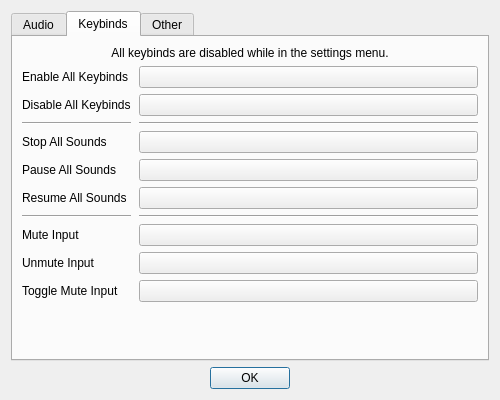
First picture: the form in src/Dialog/dialogsettings.ui, repository defaultsamson/Soundboard, before the edit.
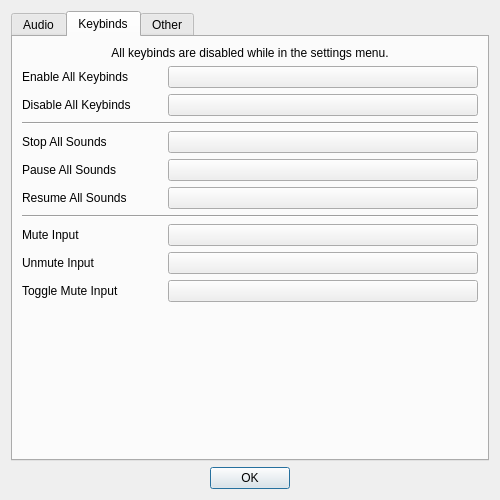
Second picture: the form after the edit. The open tabs and pages were chosen to show the change. Icons and pictures are not drawn. Custom widgets are drawn as their Qt base class.

The edit to the form file:
```diff
--- a/src/Dialog/dialogsettings.ui
+++ b/src/Dialog/dialogsettings.ui
@@ -7,7 +7,7 @@
     <x>0</x>
     <y>0</y>
     <width>500</width>
-    <height>400</height>
+    <height>500</height>
    </rect>
   </property>
   <property name="windowTitle">
@@ -23,7 +23,7 @@
       </sizepolicy>
      </property>
      <property name="currentIndex">
-      <number>0</number>
+      <number>1</number>
      </property>
      <widget class="QWidget" name="tab_2">
       <attribute name="title">
@@ -72,18 +72,51 @@
              <property name="geometry">
               <rect>
                <x>0</x>
-               <y>-104</y>
-               <width>462</width>
-               <height>718</height>
+               <y>0</y>
+               <width>476</width>
+               <height>787</height>
               </rect>
              </property>
              <layout class="QVBoxLayout" name="verticalLayout_11">
               <item>
-               <widget class="QGroupBox" name="groupBoxDevice0">
-                <property name="title">
+               <layout class="QHBoxLayout" name="horizontalLayout_20">
+                <property name="spacing">
+                 <number>0</number>
+                </property>
+                <item>
+                 <widget class="ClickableLabel" name="arrowDevice0">
+                  <property name="minimumSize">
+                   <size>
+                    <width>17</width>
+                    <height>17</height>
+                   </size>
+                  </property>
+                  <property name="maximumSize">
+                   <size>
+                    <width>17</width>
+                    <height>17</height>
+                   </size>
+                  </property>
+                 </widget>
+                </item>
+                <item>
+                 <widget class="ClickableLabel" name="labelDevice0">
+                  <property name="text">
                  <string>Output Device 1</string>
                 </property>
-                <layout class="QVBoxLayout" name="verticalLayout_8">
+                 </widget>
+                </item>
+               </layout>
+              </item>
+              <item>
+               <widget class="QFrame" name="frameDevice0">
+                <property name="frameShape">
+                 <enum>QFrame::StyledPanel</enum>
+                </property>
+                <property name="frameShadow">
+                 <enum>QFrame::Raised</enum>
+                </property>
+                <layout class="QVBoxLayout" name="verticalLayout_6">
                  <item>
                   <layout class="QHBoxLayout" name="horizontalLayout_12">
                    <item>
@@ -232,11 +265,44 @@
                </widget>
               </item>
               <item>
-               <widget class="QGroupBox" name="groupBoxDevice1">
-                <property name="title">
+               <layout class="QHBoxLayout" name="horizontalLayout_21">
+                <property name="spacing">
+                 <number>0</number>
+                </property>
+                <item>
+                 <widget class="ClickableLabel" name="arrowDevice1">
+                  <property name="minimumSize">
+                   <size>
+                    <width>17</width>
+                    <height>17</height>
+                   </size>
+                  </property>
+                  <property name="maximumSize">
+                   <size>
+                    <width>17</width>
+                    <height>17</height>
+                   </size>
+                  </property>
+                 </widget>
+                </item>
+                <item>
+                 <widget class="ClickableLabel" name="labelDevice1">
+                  <property name="text">
                  <string>Output Device 2</string>
                 </property>
-                <layout class="QVBoxLayout" name="verticalLayout_5">
+                 </widget>
+                </item>
+               </layout>
+              </item>
+              <item>
+               <widget class="QFrame" name="frameDevice1">
+                <property name="frameShape">
+                 <enum>QFrame::StyledPanel</enum>
+                </property>
+                <property name="frameShadow">
+                 <enum>QFrame::Raised</enum>
+                </property>
+                <layout class="QVBoxLayout" name="verticalLayout_8">
                  <item>
                   <layout class="QHBoxLayout" name="horizontalLayout_13">
                    <item>
@@ -388,11 +454,44 @@
                </widget>
               </item>
               <item>
-               <widget class="QGroupBox" name="groupBoxDeviceInput">
-                <property name="title">
+               <layout class="QHBoxLayout" name="horizontalLayout_22">
+                <property name="spacing">
+                 <number>0</number>
+                </property>
+                <item>
+                 <widget class="ClickableLabel" name="arrowDeviceInput">
+                  <property name="minimumSize">
+                   <size>
+                    <width>17</width>
+                    <height>17</height>
+                   </size>
+                  </property>
+                  <property name="maximumSize">
+                   <size>
+                    <width>17</width>
+                    <height>17</height>
+                   </size>
+                  </property>
+                 </widget>
+                </item>
+                <item>
+                 <widget class="ClickableLabel" name="labelDeviceInput">
+                  <property name="text">
                  <string>Input Device</string>
                 </property>
-                <layout class="QVBoxLayout" name="verticalLayout_9">
+                 </widget>
+                </item>
+               </layout>
+              </item>
+              <item>
+               <widget class="QFrame" name="frameDeviceInput">
+                <property name="frameShape">
+                 <enum>QFrame::StyledPanel</enum>
+                </property>
+                <property name="frameShadow">
+                 <enum>QFrame::Raised</enum>
+                </property>
+                <layout class="QVBoxLayout" name="verticalLayout_5">
                  <item>
                   <layout class="QHBoxLayout" name="horizontalLayout_16">
                    <item>
@@ -675,11 +774,21 @@
                </layout>
               </item>
               <item>
-               <widget class="QGroupBox" name="groupBox">
-                <property name="title">
+               <widget class="QLabel" name="label_10">
+                <property name="text">
                  <string>Audio Test</string>
                 </property>
-                <layout class="QVBoxLayout" name="verticalLayout_10">
+               </widget>
+              </item>
+              <item>
+               <widget class="QFrame" name="frame">
+                <property name="frameShape">
+                 <enum>QFrame::StyledPanel</enum>
+                </property>
+                <property name="frameShadow">
+                 <enum>QFrame::Raised</enum>
+                </property>
+                <layout class="QVBoxLayout" name="verticalLayout_9">
                  <item>
                   <layout class="QHBoxLayout" name="horizontalLayout_15">
                    <item>
@@ -921,22 +1030,27 @@
        <item>
         <layout class="QHBoxLayout" name="horizontalLayout_6">
          <item>
-          <widget class="QWidget" name="widget_3" native="true">
-           <layout class="QVBoxLayout" name="verticalLayout_2">
-            <property name="leftMargin">
-             <number>0</number>
-            </property>
-            <property name="topMargin">
-             <number>0</number>
-            </property>
-            <property name="rightMargin">
-             <number>0</number>
-            </property>
-            <property name="bottomMargin">
-             <number>0</number>
-            </property>
+          <layout class="QVBoxLayout" name="verticalLayout_28">
             <item>
              <widget class="QLabel" name="labelEnableKeybinds">
+             <property name="sizePolicy">
+              <sizepolicy hsizetype="Fixed" vsizetype="Preferred">
+               <horstretch>0</horstretch>
+               <verstretch>0</verstretch>
+              </sizepolicy>
+             </property>
+             <property name="minimumSize">
+              <size>
+               <width>140</width>
+               <height>0</height>
+              </size>
+             </property>
+             <property name="maximumSize">
+              <size>
+               <width>140</width>
+               <height>16777215</height>
+              </size>
+             </property>
               <property name="text">
                <string>Enable All Keybinds</string>
               </property>
@@ -944,11 +1058,69 @@
             </item>
             <item>
              <widget class="QLabel" name="labelDisableKeybinds">
+             <property name="sizePolicy">
+              <sizepolicy hsizetype="Fixed" vsizetype="Preferred">
+               <horstretch>0</horstretch>
+               <verstretch>0</verstretch>
+              </sizepolicy>
+             </property>
+             <property name="minimumSize">
+              <size>
+               <width>140</width>
+               <height>0</height>
+              </size>
+             </property>
+             <property name="maximumSize">
+              <size>
+               <width>140</width>
+               <height>16777215</height>
+              </size>
+             </property>
               <property name="text">
                <string>Disable All Keybinds</string>
               </property>
              </widget>
             </item>
+          </layout>
+         </item>
+         <item>
+          <layout class="QVBoxLayout" name="verticalLayout_29">
+           <item>
+            <widget class="WidgetKeybind" name="keybindEnableKeybinds">
+             <property name="sizePolicy">
+              <sizepolicy hsizetype="Expanding" vsizetype="Fixed">
+               <horstretch>0</horstretch>
+               <verstretch>0</verstretch>
+              </sizepolicy>
+             </property>
+             <property name="cursor">
+              <cursorShape>ArrowCursor</cursorShape>
+             </property>
+             <property name="focusPolicy">
+              <enum>Qt::ClickFocus</enum>
+             </property>
+            </widget>
+           </item>
+           <item>
+            <widget class="WidgetKeybind" name="keybindDisableKeybinds">
+             <property name="sizePolicy">
+              <sizepolicy hsizetype="Expanding" vsizetype="Fixed">
+               <horstretch>0</horstretch>
+               <verstretch>0</verstretch>
+              </sizepolicy>
+             </property>
+             <property name="cursor">
+              <cursorShape>ArrowCursor</cursorShape>
+             </property>
+             <property name="focusPolicy">
+              <enum>Qt::ClickFocus</enum>
+             </property>
+            </widget>
+           </item>
+          </layout>
+         </item>
+        </layout>
+       </item>
             <item>
              <widget class="Line" name="line">
               <property name="orientation">
@@ -957,7 +1129,29 @@
              </widget>
             </item>
             <item>
+        <layout class="QHBoxLayout" name="horizontalLayout_24">
+         <item>
+          <layout class="QVBoxLayout" name="verticalLayout_10">
+           <item>
              <widget class="QLabel" name="labelStop">
+             <property name="sizePolicy">
+              <sizepolicy hsizetype="Fixed" vsizetype="Preferred">
+               <horstretch>0</horstretch>
+               <verstretch>0</verstretch>
+              </sizepolicy>
+             </property>
+             <property name="minimumSize">
+              <size>
+               <width>140</width>
+               <height>0</height>
+              </size>
+             </property>
+             <property name="maximumSize">
+              <size>
+               <width>140</width>
+               <height>16777215</height>
+              </size>
+             </property>
               <property name="text">
                <string>Stop All Sounds</string>
               </property>
@@ -965,6 +1159,24 @@
             </item>
             <item>
              <widget class="QLabel" name="label">
+             <property name="sizePolicy">
+              <sizepolicy hsizetype="Fixed" vsizetype="Preferred">
+               <horstretch>0</horstretch>
+               <verstretch>0</verstretch>
+              </sizepolicy>
+             </property>
+             <property name="minimumSize">
+              <size>
+               <width>140</width>
+               <height>0</height>
+              </size>
+             </property>
+             <property name="maximumSize">
+              <size>
+               <width>140</width>
+               <height>16777215</height>
+              </size>
+             </property>
               <property name="text">
                <string>Pause All Sounds</string>
               </property>
@@ -972,20 +1184,116 @@
             </item>
             <item>
              <widget class="QLabel" name="label_2">
+             <property name="sizePolicy">
+              <sizepolicy hsizetype="Fixed" vsizetype="Preferred">
+               <horstretch>0</horstretch>
+               <verstretch>0</verstretch>
+              </sizepolicy>
+             </property>
+             <property name="minimumSize">
+              <size>
+               <width>140</width>
+               <height>0</height>
+              </size>
+             </property>
+             <property name="maximumSize">
+              <size>
+               <width>140</width>
+               <height>16777215</height>
+              </size>
+             </property>
               <property name="text">
                <string>Resume All Sounds</string>
               </property>
              </widget>
             </item>
+          </layout>
+         </item>
             <item>
-             <widget class="Line" name="line_3">
+          <layout class="QVBoxLayout" name="verticalLayout_24">
+           <item>
+            <widget class="WidgetKeybind" name="keybindStopSounds">
+             <property name="sizePolicy">
+              <sizepolicy hsizetype="Expanding" vsizetype="Fixed">
+               <horstretch>0</horstretch>
+               <verstretch>0</verstretch>
+              </sizepolicy>
+             </property>
+             <property name="cursor">
+              <cursorShape>ArrowCursor</cursorShape>
+             </property>
+             <property name="focusPolicy">
+              <enum>Qt::ClickFocus</enum>
+             </property>
+            </widget>
+           </item>
+           <item>
+            <widget class="WidgetKeybind" name="keybindPauseSounds">
+             <property name="sizePolicy">
+              <sizepolicy hsizetype="Expanding" vsizetype="Fixed">
+               <horstretch>0</horstretch>
+               <verstretch>0</verstretch>
+              </sizepolicy>
+             </property>
+             <property name="cursor">
+              <cursorShape>ArrowCursor</cursorShape>
+             </property>
+             <property name="focusPolicy">
+              <enum>Qt::ClickFocus</enum>
+             </property>
+            </widget>
+           </item>
+           <item>
+            <widget class="WidgetKeybind" name="keybindResumeSounds">
+             <property name="sizePolicy">
+              <sizepolicy hsizetype="Expanding" vsizetype="Fixed">
+               <horstretch>0</horstretch>
+               <verstretch>0</verstretch>
+              </sizepolicy>
+             </property>
+             <property name="cursor">
+              <cursorShape>ArrowCursor</cursorShape>
+             </property>
+             <property name="focusPolicy">
+              <enum>Qt::ClickFocus</enum>
+             </property>
+            </widget>
+           </item>
+          </layout>
+         </item>
+        </layout>
+       </item>
+       <item>
+        <widget class="Line" name="line_2">
               <property name="orientation">
                <enum>Qt::Horizontal</enum>
               </property>
              </widget>
             </item>
+       <item>
+        <layout class="QHBoxLayout" name="horizontalLayout_23">
+         <item>
+          <layout class="QVBoxLayout" name="verticalLayout_25">
             <item>
              <widget class="QLabel" name="label_15">
+             <property name="sizePolicy">
+              <sizepolicy hsizetype="Fixed" vsizetype="Preferred">
+               <horstretch>0</horstretch>
+               <verstretch>0</verstretch>
+              </sizepolicy>
+             </property>
+             <property name="minimumSize">
+              <size>
+               <width>140</width>
+               <height>0</height>
+              </size>
+             </property>
+             <property name="maximumSize">
+              <size>
+               <width>140</width>
+               <height>16777215</height>
+              </size>
+             </property>
               <property name="text">
                <string>Mute Input</string>
               </property>
@@ -993,6 +1301,24 @@
             </item>
             <item>
              <widget class="QLabel" name="label_16">
+             <property name="sizePolicy">
+              <sizepolicy hsizetype="Fixed" vsizetype="Preferred">
+               <horstretch>0</horstretch>
+               <verstretch>0</verstretch>
+              </sizepolicy>
+             </property>
+             <property name="minimumSize">
+              <size>
+               <width>140</width>
+               <height>0</height>
+              </size>
+             </property>
+             <property name="maximumSize">
+              <size>
+               <width>140</width>
+               <height>16777215</height>
+              </size>
+             </property>
               <property name="text">
                <string>Unmute Input</string>
               </property>
@@ -1000,138 +1326,76 @@
             </item>
             <item>
              <widget class="QLabel" name="label_17">
+             <property name="sizePolicy">
+              <sizepolicy hsizetype="Fixed" vsizetype="Preferred">
+               <horstretch>0</horstretch>
+               <verstretch>0</verstretch>
+              </sizepolicy>
+             </property>
+             <property name="minimumSize">
+              <size>
+               <width>140</width>
+               <height>0</height>
+              </size>
+             </property>
+             <property name="maximumSize">
+              <size>
+               <width>140</width>
+               <height>16777215</height>
+              </size>
+             </property>
               <property name="text">
                <string>Toggle Mute Input</string>
               </property>
              </widget>
             </item>
            </layout>
-          </widget>
          </item>
          <item>
-          <spacer name="horizontalSpacer_4">
-           <property name="orientation">
-            <enum>Qt::Horizontal</enum>
-           </property>
-           <property name="sizeType">
-            <enum>QSizePolicy::Fixed</enum>
-           </property>
-           <property name="sizeHint" stdset="0">
-            <size>
-             <width>2</width>
-             <height>20</height>
-            </size>
-           </property>
-          </spacer>
-         </item>
+          <layout class="QVBoxLayout" name="verticalLayout_26">
          <item>
-          <widget class="QWidget" name="widget_2" native="true">
+            <widget class="WidgetKeybind" name="keybindMuteInput">
            <property name="sizePolicy">
-            <sizepolicy hsizetype="Expanding" vsizetype="Preferred">
+              <sizepolicy hsizetype="Expanding" vsizetype="Fixed">
              <horstretch>0</horstretch>
              <verstretch>0</verstretch>
             </sizepolicy>
            </property>
-           <layout class="QVBoxLayout" name="verticalLayout_3">
-            <property name="leftMargin">
-             <number>0</number>
-            </property>
-            <property name="topMargin">
-             <number>0</number>
-            </property>
-            <property name="rightMargin">
-             <number>0</number>
-            </property>
-            <property name="bottomMargin">
-             <number>0</number>
-            </property>
-            <item>
-             <widget class="WidgetKeybind" name="keybindEnableKeybinds">
-              <property name="cursor">
-               <cursorShape>ArrowCursor</cursorShape>
-              </property>
-              <property name="focusPolicy">
-               <enum>Qt::ClickFocus</enum>
-              </property>
              </widget>
             </item>
             <item>
-             <widget class="WidgetKeybind" name="keybindDisableKeybinds">
-              <property name="cursor">
-               <cursorShape>ArrowCursor</cursorShape>
-              </property>
-              <property name="focusPolicy">
-               <enum>Qt::ClickFocus</enum>
-              </property>
+            <widget class="WidgetKeybind" name="keybindUnmuteInput">
+             <property name="sizePolicy">
+              <sizepolicy hsizetype="Expanding" vsizetype="Fixed">
+               <horstretch>0</horstretch>
+               <verstretch>0</verstretch>
+              </sizepolicy>
+             </property>
              </widget>
             </item>
             <item>
-             <widget class="Line" name="line_2">
-              <property name="orientation">
-               <enum>Qt::Horizontal</enum>
+            <widget class="WidgetKeybind" name="keybindToggleMuteInput">
+             <property name="sizePolicy">
+              <sizepolicy hsizetype="Expanding" vsizetype="Fixed">
+               <horstretch>0</horstretch>
+               <verstretch>0</verstretch>
+              </sizepolicy>
               </property>
              </widget>
             </item>
-            <item>
-             <widget class="WidgetKeybind" name="keybindStopSounds">
-              <property name="cursor">
-               <cursorShape>ArrowCursor</cursorShape>
-              </property>
-              <property name="focusPolicy">
-               <enum>Qt::ClickFocus</enum>
-              </property>
-             </widget>
-            </item>
-            <item>
-             <widget class="WidgetKeybind" name="keybindPauseSounds">
-              <property name="cursor">
-               <cursorShape>ArrowCursor</cursorShape>
-              </property>
-              <property name="focusPolicy">
-               <enum>Qt::ClickFocus</enum>
-              </property>
-             </widget>
-            </item>
-            <item>
-             <widget class="WidgetKeybind" name="keybindResumeSounds">
-              <property name="cursor">
-               <cursorShape>ArrowCursor</cursorShape>
-              </property>
-              <property name="focusPolicy">
-               <enum>Qt::ClickFocus</enum>
-              </property>
-             </widget>
-            </item>
-            <item>
-             <widget class="Line" name="line_4">
-              <property name="orientation">
-               <enum>Qt::Horizontal</enum>
-              </property>
-             </widget>
-            </item>
-            <item>
-             <widget class="WidgetKeybind" name="keybindMuteInput"/>
-            </item>
-            <item>
-             <widget class="WidgetKeybind" name="keybindUnmuteInput"/>
-            </item>
-            <item>
-             <widget class="WidgetKeybind" name="keybindToggleMuteInput"/>
-            </item>
-           </layout>
-          </widget>
+          </layout>
          </item>
         </layout>
        </item>
        <item>
-        <spacer name="verticalSpacer_4">
+        <spacer name="verticalSpacer_3">
          <property name="orientation">
           <enum>Qt::Vertical</enum>
          </property>
          <property name="sizeHint" stdset="0">
           <size>
            <width>20</width>
-           <height>284</height>
+           <height>40</height>
           </size>
          </property>
         </spacer>
@@ -1262,6 +1526,11 @@
    <extends>QPushButton</extends>
    <header>src/Widget/widgetkeybind.h</header>
   </customwidget>
+  <customwidget>
+   <class>ClickableLabel</class>
+   <extends>QLabel</extends>
+   <header>src/Widget/clickablelabel.h</header>
+  </customwidget>
  </customwidgets>
  <resources>
   <include location="../../res.qrc"/>
```
Lines whose indentation alone changed are shown as unchanged.
